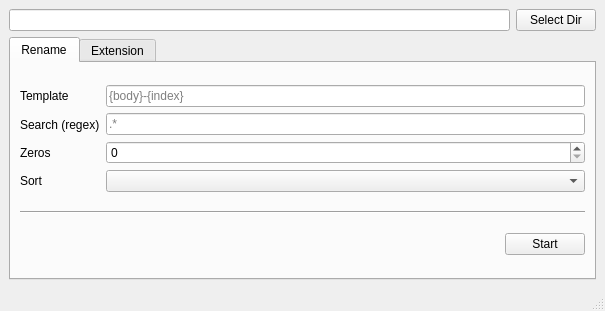
First picture: the form in mainwindow.ui, repository keygenqt/AssistantQt, before the edit.
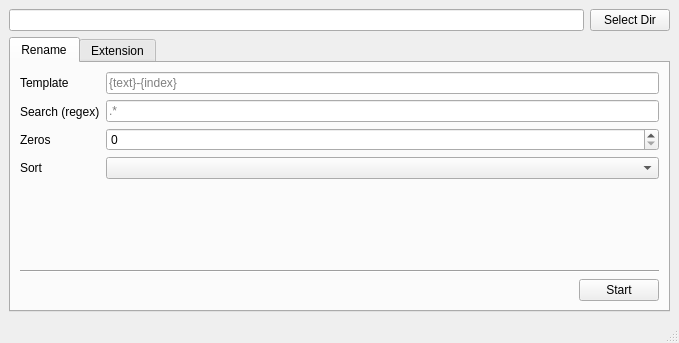
Second picture: the form after the edit.

The edit to the form file:
```diff
--- a/mainwindow.ui
+++ b/mainwindow.ui
@@ -6,8 +6,8 @@
    <rect>
     <x>0</x>
     <y>0</y>
-    <width>605</width>
-    <height>311</height>
+    <width>679</width>
+    <height>343</height>
    </rect>
   </property>
   <property name="windowTitle">
@@ -45,13 +45,33 @@
           <string>Rename</string>
          </attribute>
          <layout class="QGridLayout" name="gridLayout">
-          <item row="2" column="1">
+          <item row="2" column="0" colspan="2">
+           <widget class="Line" name="line">
+            <property name="orientation">
+             <enum>Qt::Horizontal</enum>
+            </property>
+           </widget>
+          </item>
+          <item row="3" column="1">
            <widget class="QPushButton" name="pushButton_2">
             <property name="text">
              <string>Start</string>
             </property>
            </widget>
           </item>
+          <item row="3" column="0">
+           <spacer name="horizontalSpacer">
+            <property name="orientation">
+             <enum>Qt::Horizontal</enum>
+            </property>
+            <property name="sizeHint" stdset="0">
+             <size>
+              <width>40</width>
+              <height>20</height>
+             </size>
+            </property>
+           </spacer>
+          </item>
           <item row="0" column="0" colspan="2">
            <layout class="QHBoxLayout" name="horizontalLayout_3">
             <item>
@@ -91,7 +111,7 @@
               <item>
                <widget class="QLineEdit" name="input_template">
                 <property name="placeholderText">
-                 <string>{body}-{index}</string>
+                 <string>{text}-{index}</string>
                 </property>
                </widget>
               </item>
@@ -122,26 +142,19 @@
             </item>
            </layout>
           </item>
-          <item row="2" column="0">
-           <spacer name="horizontalSpacer">
+          <item row="1" column="0">
+           <spacer name="verticalSpacer_2">
             <property name="orientation">
-             <enum>Qt::Horizontal</enum>
+             <enum>Qt::Vertical</enum>
             </property>
             <property name="sizeHint" stdset="0">
              <size>
-              <width>40</width>
-              <height>20</height>
+              <width>20</width>
+              <height>40</height>
              </size>
             </property>
            </spacer>
           </item>
-          <item row="1" column="0" colspan="2">
-           <widget class="Line" name="line">
-            <property name="orientation">
-             <enum>Qt::Horizontal</enum>
-            </property>
-           </widget>
-          </item>
          </layout>
         </widget>
         <widget class="QWidget" name="tab_2">
```
Left out of the diff: 2 changed lines with no effect on the pictures.
